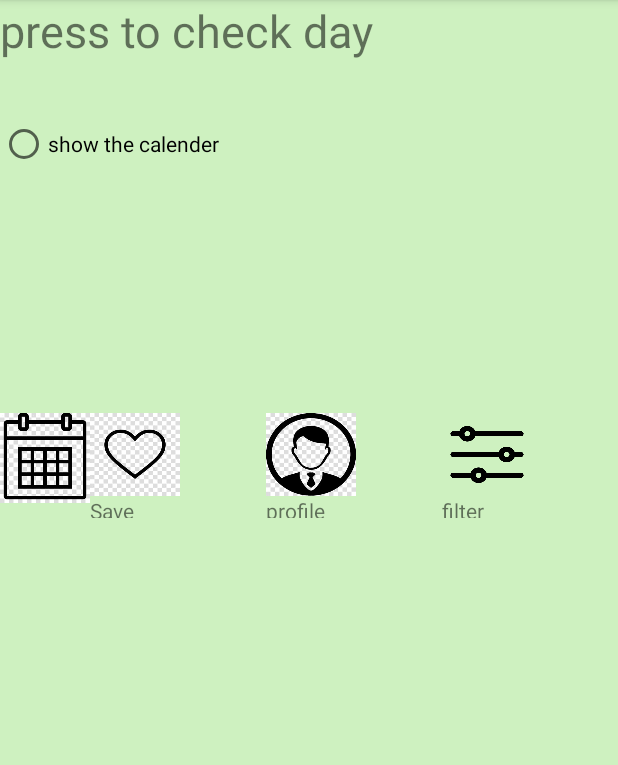
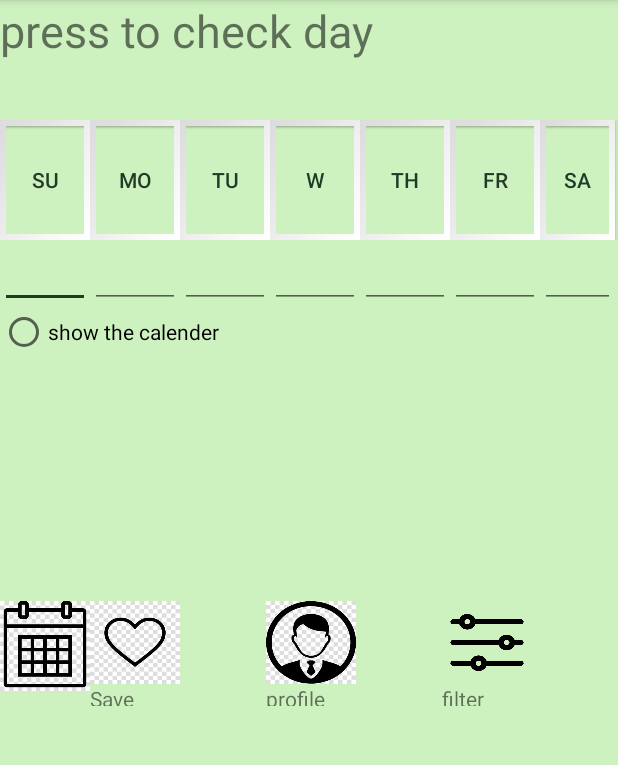
Before and after one commit to rivkaba/footBall, an Android app: the Calendar screen opened directly, with no data from a screen before it, on a phone screen of 412 x 824 dp, the part 84-849 px from its top. Run offline under Robolectric (Android 15) with nearby library versions, the phone set to English and light mode, and no system bars; 1 statement that could not run was skipped.

Commit message:
week and manth

```diff
--- a/app/src/main/java/rivkaba/com/Calendar.java
+++ b/app/src/main/java/rivkaba/com/Calendar.java
@@ -10,6 +10,7 @@ import android.view.Menu;
 import android.view.MenuItem;
 import android.view.View;
 import android.widget.Button;
+import android.widget.CalendarView;
 import android.widget.CompoundButton;
 import android.widget.ImageButton;
 import android.widget.RadioButton;
@@ -33,6 +34,7 @@ public class Calendar extends AppCompatActivity {
     private ImageButton profileBtn;
     private ImageButton saveBtn;
     private TableLayout week;
+    private CalendarView manthV;
     //<color name="colorPrimaryDark">#7DB092</color>  <color name="colorBackground">#CEF1C0</color>
     @Override
     protected void onCreate(Bundle savedInstanceState) {
@@ -52,8 +54,10 @@ public class Calendar extends AppCompatActivity {
         filterBtn= findViewById(R.id.imageButtonFilter);
         saveBtn= findViewById(R.id.saveBtn);
         week= findViewById(R.id.tableWeek);
-        week.setVisibility(View.GONE);
-        //  showCalender.setOnClickListener(View.OnClickListener
+        manthV=findViewById(R.id.manth);
+        manthV.setVisibility(View.GONE);
+        //  showCalender.setOnClickListener(Vi
+        //  ew.OnClickListener
         // );
        su.setOnClickListener(new Listener());
         mo.setOnClickListener(new Listener());
@@ -132,7 +136,9 @@ public class Calendar extends AppCompatActivity {
         Week.setOnMenuItemClickListener(new MenuItem.OnMenuItemClickListener() {
             @Override
             public boolean onMenuItemClick(MenuItem item) {
+                manthV.setVisibility(View.GONE);
                 week.setVisibility(View.VISIBLE);
+
                 return false;
             }
         });
@@ -140,7 +146,7 @@ public class Calendar extends AppCompatActivity {
             @Override
             public boolean onMenuItemClick(MenuItem item) {
                 week.setVisibility(View.GONE);
-
+                manthV.setVisibility(View.VISIBLE);
                 return false;
             }
         });
--- a/app/src/main/res/layout/activity_calendar.xml
+++ b/app/src/main/res/layout/activity_calendar.xml
@@ -20,6 +20,11 @@
             android:text="press to check day"
             android:textSize="30dp" />
 
+        <CalendarView
+            android:id="@+id/manth"
+            android:layout_width="match_parent"
+            android:layout_height="wrap_content" />
+
         <TableLayout
             android:id="@+id/tableWeek"
             android:layout_width="match_parent"
@@ -31,7 +36,7 @@
 
                 <Button
                     android:id="@+id/btnSu"
-                    android:layout_width="wrap_content"
+                    android:layout_width="60dp"
                     android:layout_height="80dp"
                     android:background="@android:drawable/gallery_thumb"
                     android:text="Su"
@@ -40,7 +45,7 @@
 
                 <Button
                     android:id="@+id/btnMo"
-                    android:layout_width="wrap_content"
+                    android:layout_width="60dp"
                     android:layout_height="80dp"
                     android:background="@android:drawable/gallery_thumb"
                     android:text="Mo"
@@ -48,7 +53,7 @@
 
                 <Button
                     android:id="@+id/btnTu"
-                    android:layout_width="wrap_content"
+                    android:layout_width="60dp"
                     android:layout_height="80dp"
                     android:background="@android:drawable/gallery_thumb"
                     android:text="Tu"
@@ -56,10 +61,34 @@
 
                 <Button
                     android:id="@+id/btnW"
-                    android:layout_width="wrap_content"
+                    android:layout_width="60dp"
                     android:layout_height="80dp"
                     android:background="@android:drawable/gallery_thumb"
                     android:text="W"
+                    android:textColor="@color/colorPrimary" />
+
+                <Button
+                    android:id="@+id/btnTh"
+                    android:layout_width="60dp"
+                    android:layout_height="80dp"
+                    android:background="@android:drawable/gallery_thumb"
+                    android:text="Th"
+                    android:textColor="@color/colorPrimary" />
+
+                <Button
+                    android:id="@+id/btnFr"
+                    android:layout_width="60dp"
+                    android:layout_height="80dp"
+                    android:background="@android:drawable/gallery_thumb"
+                    android:text="Fr"
+                    android:textColor="@color/colorPrimary" />
+
+                <Button
+                    android:id="@+id/btnSa"
+                    android:layout_width="50dp"
+                    android:layout_height="80dp"
+                    android:background="@android:drawable/gallery_thumb"
+                    android:text="Sa"
                     android:textColor="@color/colorPrimary" />
             </TableRow>
 
@@ -67,29 +96,41 @@
                 android:layout_width="match_parent"
                 android:layout_height="match_parent">
 
-                <Button
-                    android:id="@+id/btnTh"
+                <MultiAutoCompleteTextView
+                    android:id="@+id/multiAutoCompleteTextViewSu"
                     android:layout_width="wrap_content"
-                    android:layout_height="80dp"
-                    android:background="@android:drawable/gallery_thumb"
-                    android:text="Th"
-                    android:textColor="@color/colorPrimary" />
+                    android:layout_height="wrap_content" />
 
-                <Button
-                    android:id="@+id/btnFr"
+                <MultiAutoCompleteTextView
+                    android:id="@+id/multiAutoCompleteTextViewMo"
                     android:layout_width="wrap_content"
-                    android:layout_height="80dp"
-                    android:background="@android:drawable/gallery_thumb"
-                    android:text="Fr"
-                    android:textColor="@color/colorPrimary" />
+                    android:layout_height="wrap_content" />
 
-                <Button
-                    android:id="@+id/btnSa"
+                <MultiAutoCompleteTextView
+                    android:id="@+id/multiAutoCompleteTextViewTu"
                     android:layout_width="wrap_content"
-                    android:layout_height="80dp"
-                    android:background="@android:drawable/gallery_thumb"
-                    android:text="Sa"
-                    android:textColor="@color/colorPrimary" />
+                    android:layout_height="wrap_content" />
+
+                <MultiAutoCompleteTextView
+                    android:id="@+id/multiAutoCompleteTextViewW"
+                    android:layout_width="wrap_content"
+                    android:layout_height="wrap_content" />
+
+                <MultiAutoCompleteTextView
+                    android:id="@+id/multiAutoCompleteTextViewTh"
+                    android:layout_width="wrap_content"
+                    android:layout_height="wrap_content" />
+
+                <MultiAutoCompleteTextView
+                    android:id="@+id/multiAutoCompleteTextViewFr"
+                    android:layout_width="wrap_content"
+                    android:layout_height="wrap_content" />
+
+                <MultiAutoCompleteTextView
+                    android:id="@+id/multiAutoCompleteTextViewSa"
+                    android:layout_width="wrap_content"
+                    android:layout_height="wrap_content" />
+
             </TableRow>
 
         </TableLayout>
```
